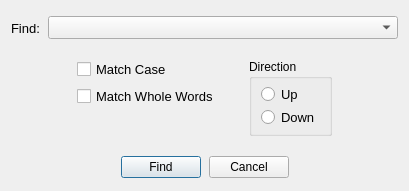
Old version of the form forms/dialog_find.ui in the repository copperspice/diamond.
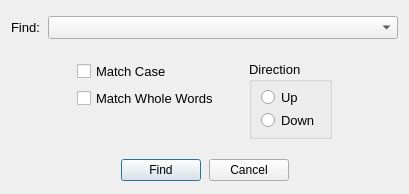
New version of the form.

The edit to the form file:
```diff
--- a/forms/dialog_find.ui
+++ b/forms/dialog_find.ui
@@ -10,7 +10,7 @@
     <x>0</x>
     <y>0</y>
     <width>407</width>
-    <height>191</height>
+    <height>194</height>
    </rect>
   </property>
   <property name="windowTitle">
@@ -21,13 +21,18 @@
   </property>
   <layout class="QGridLayout" name="gridLayout">
    <property name="topMargin">
-    <number>13</number>
+    <number>10</number>
    </property>
    <property name="horizontalSpacing">
     <number>30</number>
    </property>
    <item row="4" column="2" rowspan="3">
     <widget class="QGroupBox" name="groupBox">
+     <property name="font">
+      <font>
+       <pointsize>10</pointsize>
+      </font>
+     </property>
      <property name="title">
       <string>Direction</string>
      </property>
```
Left out of the diff: 2 changed lines with no effect on the pictures.
